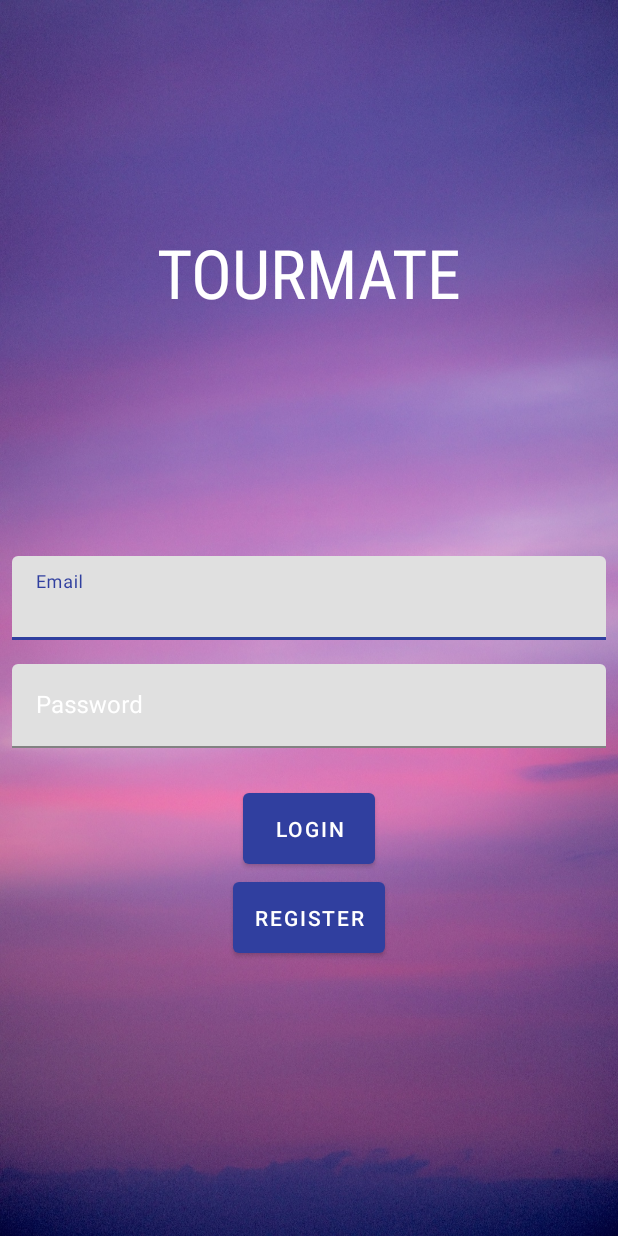
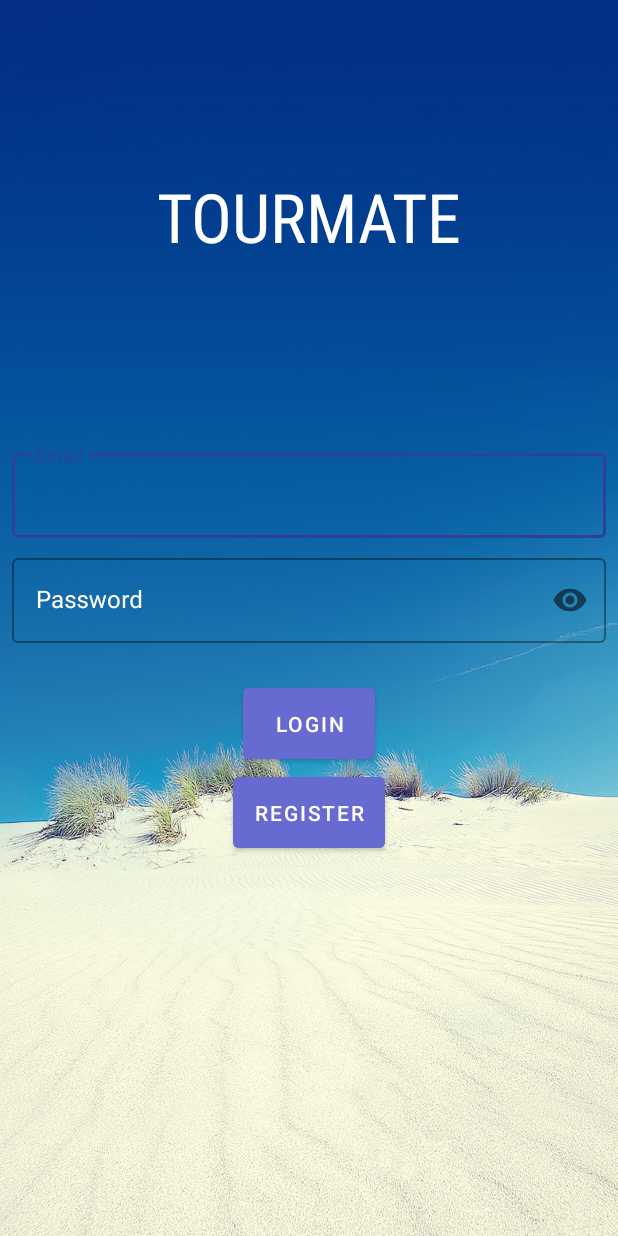
Before and after one commit to mrshadat/TourmateApp, an Android app: the screen it shows after launch (NavDrawerActivity), on a phone screen of 412 x 824 dp. Run offline under Robolectric (Android 15) with nearby library versions, the phone set to English and light mode, and no system bars; our stand-ins replace Firebase (no records; nobody signed in at launch, a user with empty details on screens opened directly).

Commit message:
design - update v2

```diff
--- /dev/null
+++ b/app/src/main/res/drawable/ic_brightness.xml
@@ -0,0 +1,5 @@
+<vector android:height="24dp" android:tint="#FFFFFF"
+    android:viewportHeight="24.0" android:viewportWidth="24.0"
+    android:width="24dp" xmlns:android="http://schemas.android.com/apk/res/android">
+    <path android:fillColor="#FF000000" android:pathData="M20,15.31L23.31,12 20,8.69V4h-4.69L12,0.69 8.69,4H4v4.69L0.69,12 4,15.31V20h4.69L12,23.31 15.31,20H20v-4.69zM12,18V6c3.31,0 6,2.69 6,6s-2.69,6 -6,6z"/>
+</vector>
--- a/app/src/main/res/drawable/ic_event.xml
+++ b/app/src/main/res/drawable/ic_event.xml
@@ -1,4 +1,4 @@
-<vector android:height="24dp" android:tint="#404040"
+<vector android:height="24dp" android:tint="#FFFFFF"
     android:viewportHeight="24.0" android:viewportWidth="24.0"
     android:width="24dp" xmlns:android="http://schemas.android.com/apk/res/android">
     <path android:fillColor="#FF000000" android:pathData="M16.53,11.06L15.47,10l-4.88,4.88 -2.12,-2.12 -1.06,1.06L10.59,17l5.94,-5.94zM19,3h-1L18,1h-2v2L8,3L8,1L6,1v2L5,3c-1.11,0 -1.99,0.9 -1.99,2L3,19c0,1.1 0.89,2 2,2h14c1.1,0 2,-0.9 2,-2L21,5c0,-1.1 -0.9,-2 -2,-2zM19,19L5,19L5,8h14v11z"/>
--- a/app/src/main/res/layout/activity_main.xml
+++ b/app/src/main/res/layout/activity_main.xml
@@ -35,6 +35,10 @@
 
 
         <com.google.android.material.navigation.NavigationView
+            app:itemIconTint="#fff"
+            android:alpha=".85"
+            android:background="@drawable/white_beach"
+            app:itemTextColor="#fff"
             android:id="@+id/nav_view"
             android:layout_width="wrap_content"
             android:layout_height="match_parent"
--- a/app/src/main/res/layout/activity_nav_drawer.xml
+++ b/app/src/main/res/layout/activity_nav_drawer.xml
@@ -5,16 +5,19 @@
     android:layout_width="match_parent"
     android:layout_height="match_parent"
     android:orientation="vertical"
-    android:background="@drawable/main_wallpaper"
+    android:background="@drawable/white_beach"
     tools:context="com.mrshadat.tourmateapp.NavDrawerActivity">
 
 
     <com.google.android.material.textfield.TextInputLayout
         android:id="@+id/textInputLayout"
+        style="@style/Widget.MaterialComponents.TextInputLayout.OutlinedBox"
         android:layout_width="match_parent"
         android:layout_height="wrap_content"
         android:textColorHint="#fff"
+        android:layout_margin="8dp"
         app:layout_constraintEnd_toEndOf="parent"
+        app:layout_constraintHorizontal_bias="0.0"
         app:layout_constraintStart_toStartOf="parent"
         app:layout_constraintTop_toTopOf="@+id/guideline">
 
@@ -22,29 +25,35 @@
             android:id="@+id/emailEt"
             android:layout_width="match_parent"
             android:layout_height="wrap_content"
-            android:layout_margin="8dp"
             android:hint="@string/email"
             android:inputType="textEmailAddress"
-            android:textColor="#fff" />
+            android:textColor="@color/colorAccent" />
 
     </com.google.android.material.textfield.TextInputLayout>
 
+
     <com.google.android.material.textfield.TextInputLayout
         android:id="@+id/textInputLayout2"
+        style="@style/Widget.MaterialComponents.TextInputLayout.OutlinedBox"
         android:layout_width="match_parent"
         android:layout_height="wrap_content"
+        android:layout_margin="8dp"
         android:textColorHint="#fff"
-        app:layout_constraintTop_toBottomOf="@+id/textInputLayout">
+        app:layout_constraintEnd_toEndOf="parent"
+        app:layout_constraintStart_toStartOf="parent"
+        app:layout_constraintTop_toBottomOf="@+id/textInputLayout"
+        app:passwordToggleEnabled="true">
 
 
         <com.google.android.material.textfield.TextInputEditText
             android:id="@+id/passwordEt"
             android:layout_width="match_parent"
             android:layout_height="wrap_content"
-            android:layout_margin="8dp"
+
             android:hint="@string/password"
             android:inputType="textPassword"
-            android:textColor="#fff" />
+            android:textColor="@color/colorAccent"
+            android:textColorHint="#fff" />
 
     </com.google.android.material.textfield.TextInputLayout>
 
@@ -54,7 +63,8 @@
         android:layout_width="wrap_content"
         android:layout_height="wrap_content"
         android:layout_gravity="center"
-        android:layout_marginTop="16dp"
+        android:layout_marginTop="24dp"
+        android:backgroundTint="@color/colorLightPurple"
         android:padding="14dp"
         android:text="login"
         app:layout_constraintEnd_toEndOf="parent"
@@ -68,6 +78,7 @@
         android:layout_height="wrap_content"
         android:layout_gravity="center"
         android:text="Register"
+        android:backgroundTint="@color/colorLightPurple"
         app:layout_constraintEnd_toEndOf="parent"
         app:layout_constraintStart_toStartOf="parent"
         app:layout_constraintTop_toBottomOf="@+id/loginBtn" />
@@ -88,7 +99,7 @@
         android:layout_width="wrap_content"
         android:layout_height="wrap_content"
         android:orientation="horizontal"
-        app:layout_constraintGuide_percent="0.44" />
+        app:layout_constraintGuide_percent="0.35" />
 
     <TextView
         android:id="@+id/textView"
--- a/app/src/main/res/layout/fragment_add_event.xml
+++ b/app/src/main/res/layout/fragment_add_event.xml
@@ -71,12 +71,14 @@
             android:layout_height="wrap_content"
             android:layout_gravity="center"
             android:layout_marginBottom="8dp"
+            android:backgroundTint="@color/colorLightPurple"
             android:padding="14dp"
             android:text="@string/select_departure_date" />
 
         <Button
             android:id="@+id/createNewEventBtn"
             android:layout_width="wrap_content"
+            android:backgroundTint="@color/colorLightPurple"
             android:layout_height="wrap_content"
             android:layout_gravity="center"
             android:padding="14dp"
--- a/app/src/main/res/layout/fragment_event_details.xml
+++ b/app/src/main/res/layout/fragment_event_details.xml
@@ -46,18 +46,21 @@
             android:layout_height="wrap_content"
             android:id="@+id/addExpenseBtn"
             android:text="add expense"
+            android:backgroundTint="@color/colorLightPurple"
             android:layout_gravity="center"/>
         <Button
             android:layout_width="wrap_content"
             android:layout_height="wrap_content"
             android:id="@+id/addMomentBtn"
             android:text="Take photo"
+            android:backgroundTint="@color/colorLightPurple"
             android:layout_gravity="center"/>
         <Button
             android:layout_width="wrap_content"
             android:layout_height="wrap_content"
             android:id="@+id/viewMomentBtn"
             android:text="View Gallery"
+            android:backgroundTint="@color/colorLightPurple"
             android:layout_gravity="center"/>
 
     </LinearLayout>
--- a/app/src/main/res/layout/nav_header.xml
+++ b/app/src/main/res/layout/nav_header.xml
@@ -4,7 +4,6 @@
     android:layout_height="176dp"
     android:gravity="bottom"
     android:padding="8dp"
-    android:background="@drawable/nav_background"
     style="@style/ThemeOverlay.AppCompat.Dark">
 
 
@@ -16,5 +15,4 @@
         style="@style/TextAppearance.AppCompat.Title"
         android:text="rishat.cse@gmail.com"/>
 
-
 </LinearLayout>
--- a/app/src/main/res/menu/drawer_menu.xml
+++ b/app/src/main/res/menu/drawer_menu.xml
@@ -8,6 +8,11 @@
             android:icon="@drawable/ic_event"
             android:id="@id/eventListFragment"
             android:title="@string/events" />
+
+       <item
+        android:icon="@drawable/ic_brightness"
+        android:id="@id/eventListFragment"
+        android:title="Weather" />
     </group>
 
 </menu>
--- a/app/src/main/res/values/colors.xml
+++ b/app/src/main/res/values/colors.xml
@@ -2,6 +2,7 @@
 <resources>
     <color name="colorPrimary">#303f9f</color>
     <color name="colorPrimaryDark">#001970</color>
-    <color name="colorAccent">#666ad1</color>
+    <color name="colorAccent">#ffffff</color>
     <color name="colorYellow">#ffc400</color>
+    <color name="colorLightPurple">#666ad1</color>
 </resources>
```
Also changed, not shown: app/src/main/res/drawable/white_beach.jpg (added), 1 other file.
